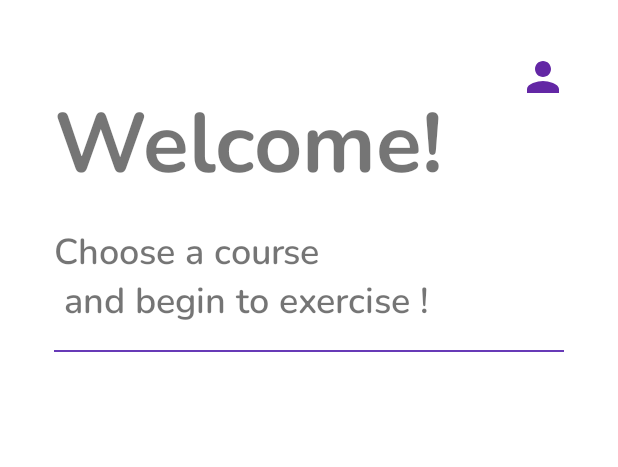
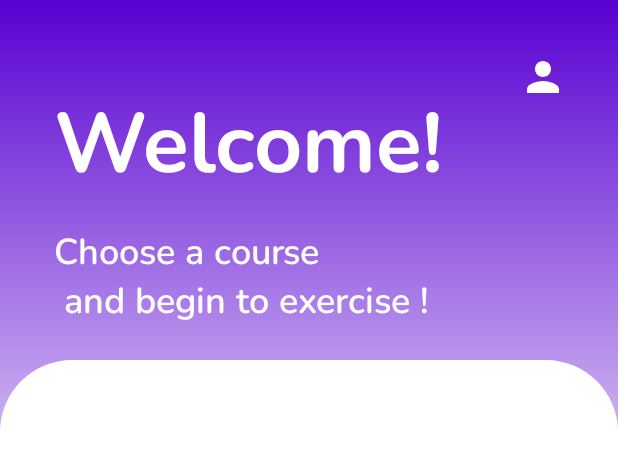
Before and after one commit to RusticMobius/DongDong, an Android app: the layout activity_main.xml on its own in the app's theme, with its tools: preview values and no code run, on a phone screen of 412 x 824 dp. Shown: the top 467 px of the screen. Run offline under Robolectric (Android 15) with nearby library versions, the phone set to English and light mode, and no system bars.

Commit message:
feat:修改部分界面背景样式

```diff
--- /dev/null
+++ b/app/src/main/res/drawable/ic_baseline_arrow_back_32_blue.xml
@@ -0,0 +1,5 @@
+<vector android:autoMirrored="true" android:height="32dp"
+    android:tint="#5D6975" android:viewportHeight="24"
+    android:viewportWidth="24" android:width="32dp" xmlns:android="http://schemas.android.com/apk/res/android">
+    <path android:fillColor="@android:color/white" android:pathData="M20,11H7.83l5.59,-5.59L12,4l-8,8 8,8 1.41,-1.41L7.83,13H20v-2z"/>
+</vector>
--- a/app/src/main/res/drawable/ic_baseline_person_32.xml
+++ b/app/src/main/res/drawable/ic_baseline_person_32.xml
@@ -1,4 +1,4 @@
-<vector android:height="32dp" android:tint="#6327A5"
+<vector android:height="32dp" android:tint="#FFFFFF"
     android:viewportHeight="24" android:viewportWidth="24"
     android:width="32dp" xmlns:android="http://schemas.android.com/apk/res/android">
     <path android:fillColor="@android:color/white" android:pathData="M12,12c2.21,0 4,-1.79 4,-4s-1.79,-4 -4,-4 -4,1.79 -4,4 1.79,4 4,4zM12,14c-2.67,0 -8,1.34 -8,4v2h16v-2c0,-2.66 -5.33,-4 -8,-4z"/>
--- /dev/null
+++ b/app/src/main/res/drawable/recycler_view_border_purple.xml
@@ -0,0 +1,31 @@
+<?xml version="1.0" encoding="utf-8"?>
+<layer-list xmlns:android="http://schemas.android.com/apk/res/android">
+
+  <item>
+    <shape>
+      <gradient
+        android:angle="270"
+        android:startColor="#5800D1"
+        android:centerColor="@color/white"
+        android:endColor="@color/white"/>
+
+      <!--      <corners-->
+      <!--        android:topLeftRadius="36dp"-->
+      <!--        android:topRightRadius="36dp"/>-->
+      <!--      <solid android:color="#A2D0FF"/>-->
+    </shape>
+  </item>
+  <item android:top="240dp">
+    <shape>
+<!--      <stroke-->
+<!--        android:color="@color/white"-->
+<!--        android:width="10dp"-->
+<!--        android:dashGap="25dp"-->
+<!--        android:dashWidth="20dp"/>-->
+      <corners
+        android:topLeftRadius="48dp"
+        android:topRightRadius="48dp"/>
+      <solid android:color="@color/white"/>
+    </shape>
+  </item>
+</layer-list>
--- a/app/src/main/res/layout/activity_main.xml
+++ b/app/src/main/res/layout/activity_main.xml
@@ -4,7 +4,8 @@
     xmlns:tools="http://schemas.android.com/tools"
     android:layout_width="match_parent"
     android:layout_height="match_parent"
-    tools:context=".MainActivity">
+    tools:context=".MainActivity"
+    android:background="@drawable/recycler_view_border_purple">
 
   <ImageButton
     android:id="@+id/userButton"
@@ -12,7 +13,7 @@
     android:layout_height="54dp"
     android:layout_marginTop="24dp"
     android:layout_marginEnd="24dp"
-    android:background="@color/white"
+    android:background="@color/none_select_state"
     android:src="@drawable/ic_baseline_person_32"
     app:layout_constraintEnd_toEndOf="parent"
     app:layout_constraintTop_toTopOf="parent" />
@@ -23,7 +24,7 @@
     android:layout_height="wrap_content"
     android:layout_marginStart="36dp"
     android:layout_marginTop="56dp"
-
+    android:textColor="@color/white"
     android:fontFamily="@font/nunito_bold"
     android:text="Welcome!"
     android:textSize="56dp"
@@ -39,6 +40,7 @@
     android:fontFamily="@font/nunito_semibold"
     android:text="Choose a course \n and begin to exercise !"
     android:textSize="24dp"
+    android:textColor="@color/white"
     app:layout_constraintStart_toStartOf="parent"
     app:layout_constraintTop_toBottomOf="@+id/welcomeText" />
 
@@ -56,19 +58,7 @@
     app:layout_constraintStart_toStartOf="parent"
     app:layout_constraintTop_toBottomOf="@+id/guideText" />
 
-  <ImageView
-    android:id="@+id/divider"
-    android:layout_width="match_parent"
-    android:layout_height="1dp"
-    android:background="#673AB7"
-    tools:layout_editor_absoluteX="53dp"
-    tools:layout_editor_absoluteY="228dp"
-    app:layout_constraintStart_toStartOf="parent"
-    app:layout_constraintEnd_toEndOf="parent"
-    app:layout_constraintTop_toBottomOf="@id/guideText"
-    android:layout_marginStart="36dp"
-    android:layout_marginEnd="36dp"
-    android:layout_marginTop="16dp"/>
+
 
 
 </androidx.constraintlayout.widget.ConstraintLayout>
```
Also changed, not shown: app/src/main/res/drawable/recycler_view_border.xml (deleted, +0 -25 lines), app/src/main/res/drawable/recycler_view_border_blue.xml (added, +31 -0 lines), app/src/main/res/layout/fragment_record.xml (+4 -3 lines).
